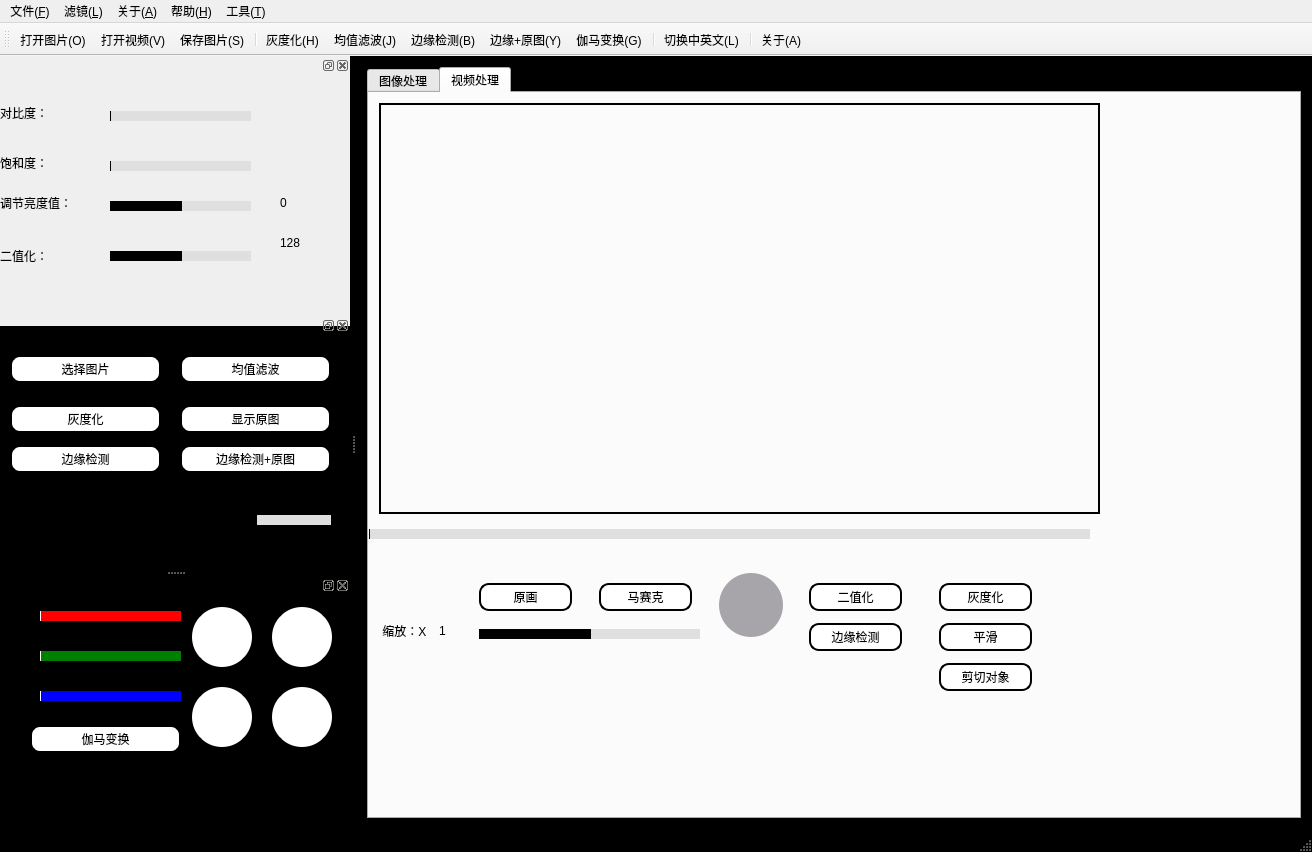
Above: VideoBackgroundMatting/mainwindow.ui from SourVoice/VideoBackgroundMatting before the change. Below: the same form after it.
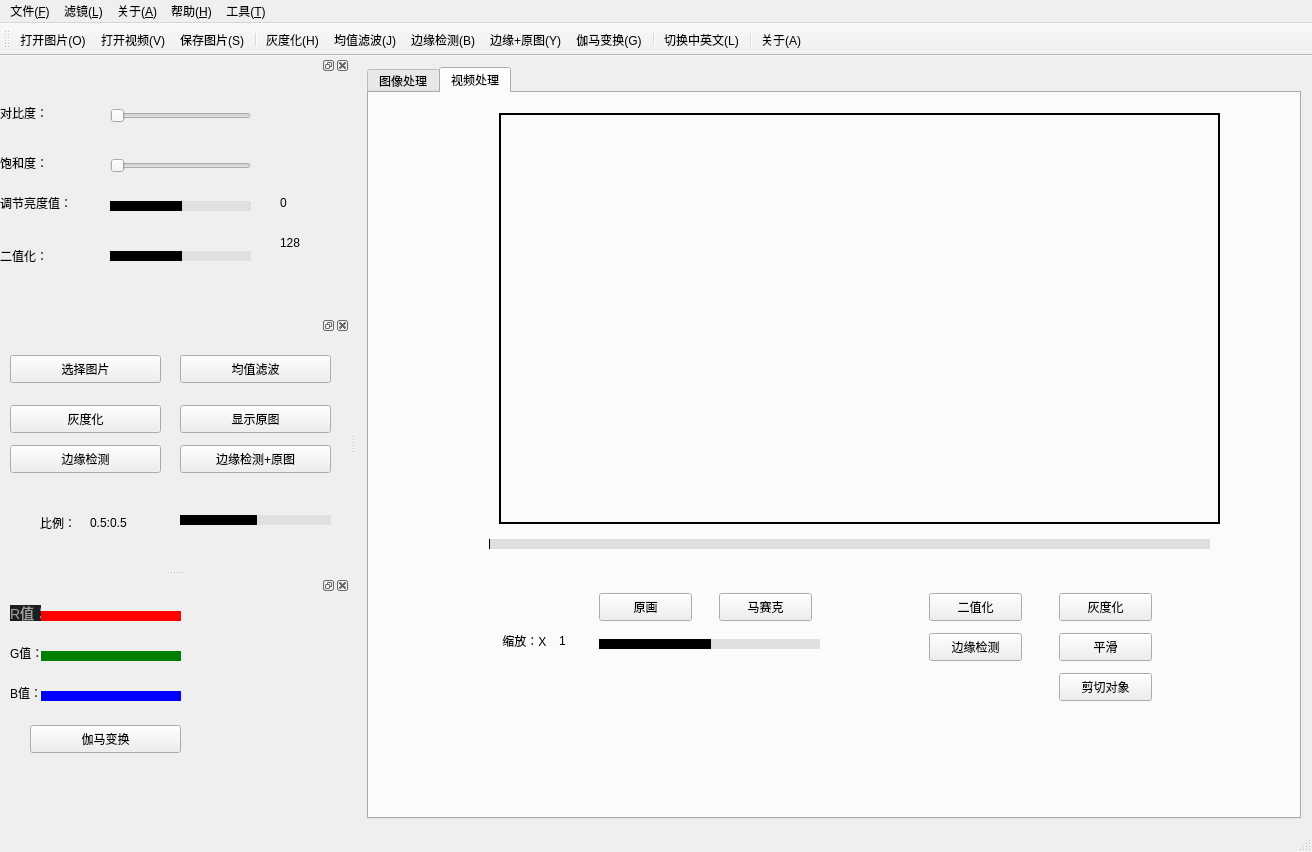
That is the form after the change. Icons and pictures are not drawn.

Diff of the .ui file:
```diff
--- a/VideoBackgroundMatting/mainwindow.ui
+++ b/VideoBackgroundMatting/mainwindow.ui
@@ -20,26 +20,7 @@
    <string>MainWindow</string>
   </property>
   <property name="styleSheet">
-   <string notr="true">QMainWindow{
-background-color:rgb(0, 0, 0)
-}
-
-QPushButton{
-border-radius:10px;
-/*color: rgb(255, 255, 255);*/
-background-color: rgb(255, 255, 255);
-border:2px solid rgb(0,0,0);
-outline: none;
-}
-QPushButton:pressed{
-background-color: rgb(204, 204, 215);
-}
-QPushButton:disabled{
-background-color: rgb(167, 164, 170);
-}
-QSlider::handle:vertical{
-color:black;
-}</string>
+   <string notr="true"/>
   </property>
   <widget class="QWidget" name="centralWidget">
    <property name="enabled">
@@ -218,8 +199,8 @@
        <widget class="QWidget" name="label_widget" native="true">
         <property name="geometry">
          <rect>
-          <x>0</x>
-          <y>10</y>
+          <x>120</x>
+          <y>20</y>
           <width>841</width>
           <height>701</height>
          </rect>
@@ -359,7 +340,7 @@
     {
         height: 20px;
         width:20px;
-        border-image: url(:/adjust/图标/调节和色彩调整/调节条.png);
+        border-image:url(:/adjust/icon/adjustColor/horizionBar.png)
         margin: -8 0px;
     }
 </string>
@@ -561,7 +542,7 @@
    <addaction name="menu_H"/>
    <addaction name="menu_T"/>
   </widget>
-  <widget class="QDockWidget" name="dockWidget_2">
+  <widget class="QDockWidget" name="dockWidget">
    <property name="minimumSize">
     <size>
      <width>350</width>
@@ -618,8 +599,7 @@
     {
         height: 20px;
         width:20px;
-        border-image: url(:/myImage/images/slide.png);
-        margin: -8 0px;
+        border-image: url(:/adjust/icon/adjustColor/horizionBar.png);        margin: -8 0px;
     }
 </string>
      </property>
@@ -643,30 +623,7 @@
       </rect>
      </property>
      <property name="styleSheet">
-      <string notr="true">QSlider::add-page:Horizontal
-     {     
-        background-color: rgb(223, 223, 223);
-        height:4px;
-     }
-     QSlider::sub-page:Horizontal 
-    {
-        background-color:black;
-        height:4px;
-     }
-    QSlider::groove:Horizontal 
-    {
-        background:transparent;
-        height:10px;
-		border-radius: 5px;
-    }
-    QSlider::handle:Horizontal 
-    {
-        height: 20px;
-        width:20px;
-        border-image: url(:/myImage/images/slide.png);
-        margin: -8 0px;
-    }
-</string>
+      <string notr="true"/>
      </property>
      <property name="orientation">
       <enum>Qt::Horizontal</enum>
@@ -695,30 +652,7 @@
       </rect>
      </property>
      <property name="styleSheet">
-      <string notr="true">QSlider::add-page:Horizontal
-     {     
-        background-color: rgb(223, 223, 223);
-        height:4px;
-     }
-     QSlider::sub-page:Horizontal 
-    {
-        background-color:black;
-        height:4px;
-     }
-    QSlider::groove:Horizontal 
-    {
-        background:transparent;
-        height:10px;
-		border-radius: 5px;
-    }
-    QSlider::handle:Horizontal 
-    {
-        height: 20px;
-        width:20px;
-        border-image: url(:/myImage/images/slide.png);
-        margin: -8 0px;
-    }
-</string>
+      <string notr="true"/>
      </property>
      <property name="maximum">
       <number>255</number>
@@ -757,8 +691,7 @@
     {
         height: 20px;
         width:20px;
-        border-image: url(:/myImage/images/slide.png);
-        margin: -8 0px;
+        border-image: url(:/adjust/icon/adjustColor/horizionBar.png);        margin: -8 0px;
     }
 </string>
      </property>
@@ -826,7 +759,7 @@
     </widget>
    </widget>
   </widget>
-  <widget class="QDockWidget" name="dockWidget">
+  <widget class="QDockWidget" name="dockWidget_2">
    <property name="minimumSize">
     <size>
      <width>350</width>
@@ -870,8 +803,7 @@
     {
         height: 20px;
         width:20px;
-        border-image: url(:/myImage/images/slide.png);
-        margin: -8 0px;
+        border-image: url(:/adjust/icon/adjustColor/horizionBar.png);        margin: -8 0px;
     }
 </string>
      </property>
@@ -1038,7 +970,7 @@
     {
         height: 20px;
         width:20px;
-        border-image: url(:/adjust/图标/调节和色彩调整/调节条.png);
+        border-image: url(:/adjust/icon/adjustColor/horizionBar.png);
         margin: -8 0px;
     }
 
@@ -1094,7 +1026,7 @@
     {
         height: 20px;
         width:20px;
-        border-image: url(:/adjust/图标/调节和色彩调整/调节条.png);
+        border-image: url(:/adjust/icon/adjustColor/horizionBar.png);
         margin: -8 0px;
     }
 
@@ -1156,7 +1088,7 @@
     {
         height: 20px;
         width:20px;
-        border-image: url(:/adjust/图标/调节和色彩调整/调节条.png);
+        border-image: url(:/adjust/icon/adjustColor/horizionBar.png);
         margin: -8 0px;
     }
 
@@ -1181,6 +1113,16 @@
        <height>16</height>
       </rect>
      </property>
+     <property name="styleSheet">
+      <string notr="true">QLabel 
+{
+    font-family: &quot;Microsoft YaHei&quot;;
+    font-size: 14px;
+    color: rgb(160, 160, 160);
+    background-color: rgb(29, 30, 31);
+}
+</string>
+     </property>
      <property name="text">
       <string>R值：</string>
      </property>
@@ -1309,7 +1251,7 @@
   <action name="action_Open">
    <property name="icon">
     <iconset resource="Resource.qrc">
-     <normaloff>:/menubar/图标/菜单栏/图片@4x.png</normaloff>:/menubar/图标/菜单栏/图片@4x.png</iconset>
+     <normaloff>:/menubar/icon/menuBar/openImage.png</normaloff>:/menubar/icon/menuBar/openImage.png</iconset>
    </property>
    <property name="text">
     <string>打开图片(&amp;O)</string>
@@ -1354,7 +1296,7 @@
   <action name="action_About">
    <property name="icon">
     <iconset resource="Resource.qrc">
-     <normaloff>:/settingAndHelp/图标/设置和帮助/资源 21@4x.png</normaloff>:/settingAndHelp/图标/设置和帮助/资源 21@4x.png</iconset>
+     <normaloff>:/settingAndHelp/icon/setAndHelp/help.png</normaloff>:/settingAndHelp/icon/setAndHelp/help.png</iconset>
    </property>
    <property name="text">
     <string>关于(&amp;A)</string>
@@ -1423,7 +1365,7 @@
   <action name="action_V">
    <property name="icon">
     <iconset resource="Resource.qrc">
-     <normaloff>:/menubar/图标/菜单栏/视频@4x.png</normaloff>:/menubar/图标/菜单栏/视频@4x.png</iconset>
+     <normaloff>:/menubar/icon/menuBar/openVideo.png</normaloff>:/menubar/icon/menuBar/openVideo.png</iconset>
    </property>
    <property name="text">
     <string>打开视频(&amp;V)</string>
@@ -1492,8 +1434,8 @@
     <string>Ctrl+G</string>
    </property>
   </action>
-  <zorder>dockWidget_2</zorder>
   <zorder>dockWidget</zorder>
+  <zorder>dockWidget_2</zorder>
   <zorder>dockWidget_3</zorder>
  </widget>
  <layoutdefault spacing="6" margin="11"/>
```
